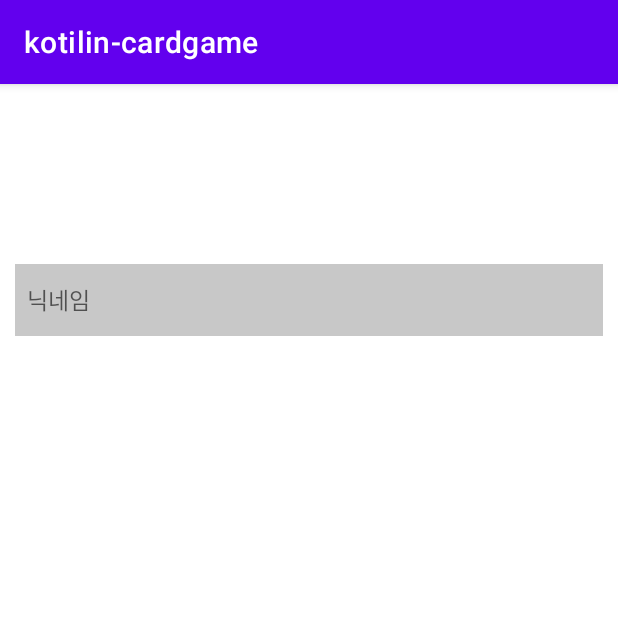
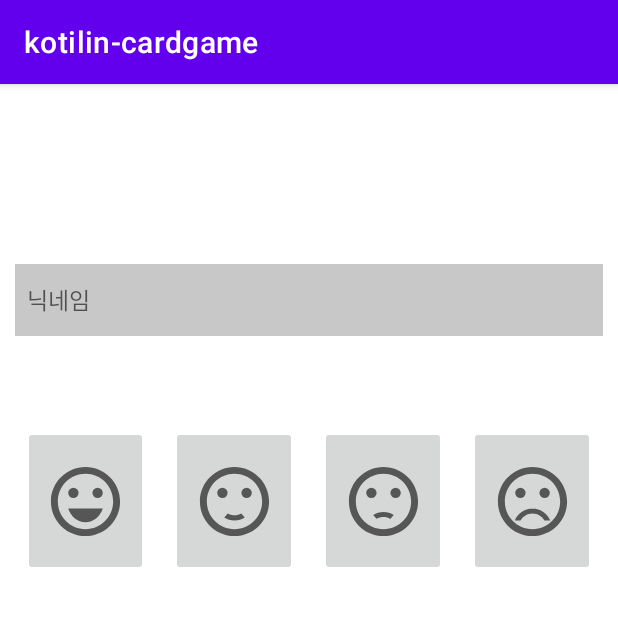
Before and after one commit to codesquad-members-2022/kotlin-cardgame, an Android app: the screen it shows after launch (MainActivity), on a phone screen of 412 x 824 dp, the top half of it. Run offline under Robolectric (Android 15) with nearby library versions, the phone set to English and light mode, and no system bars.

Commit message:
Feat: Add imageButton and change to selected Button's Image

```diff
--- a/app/src/main/java/com/codesquad/kotilin_cardgame/MainActivity.kt
+++ b/app/src/main/java/com/codesquad/kotilin_cardgame/MainActivity.kt
@@ -3,6 +3,8 @@ package com.codesquad.kotilin_cardgame
 import android.app.AlertDialog
 import android.app.Dialog
 import android.content.DialogInterface
+import android.graphics.Color
+import android.media.Image
 import androidx.appcompat.app.AppCompatActivity
 import android.os.Bundle
 import android.text.Editable
@@ -11,23 +13,46 @@ import android.view.KeyEvent
 import android.view.KeyEvent.KEYCODE_ENTER
 import android.view.View
 import android.view.inputmethod.EditorInfo
-import android.widget.EditText
-import android.widget.LinearLayout
-import android.widget.Toast
+import android.widget.*
 import com.google.android.material.snackbar.Snackbar
 import java.util.regex.Pattern
 import android.text.TextWatcher as TextWatcher
 
 class MainActivity : AppCompatActivity() {
+
     override fun onCreate(savedInstanceState: Bundle?) {
         super.onCreate(savedInstanceState)
         setContentView(R.layout.activity_main)
         val editNickName = findViewById<EditText>(R.id.et_cadrgame_nickname)
+        val outerLayout = findViewById<LinearLayout>(R.id.linearly_out_card)
+        addNicknameVerification(editNickName)
+        val buttonBigSmile = findViewById<ImageButton>(R.id.imgbtn_bigsmile_card)
+        val buttonSmile = findViewById<ImageButton>(R.id.imgbtn_smile_card)
+        val buttonSad = findViewById<ImageButton>(R.id.imgbtn_sad_card)
+        val buttonBigSad = findViewById<ImageButton>(R.id.imgbtn_bigsad_card)
+        val selectedImage = findViewById<ImageView>(R.id.iv_profile_card)
+        addImageButtonListner(buttonBigSmile, selectedImage)
+        addImageButtonListner(buttonSmile, selectedImage)
+        addImageButtonListner(buttonSad, selectedImage)
+        addImageButtonListner(buttonBigSad, selectedImage)
 
-        val outerLayout = findViewById<LinearLayout>(R.id.linearly_out_card)
+    }
+
+    fun addImageButtonListner(button: ImageButton, selected: ImageView) {
+        button.setOnClickListener {
+            when (it.id) {
+                R.id.imgbtn_bigsmile_card -> selected.setImageDrawable(resources.getDrawable(R.drawable.ic_baseline_sentiment_very_satisfied_55, null))
+                R.id.imgbtn_smile_card -> selected.setImageDrawable(resources.getDrawable(R.drawable.ic_baseline_sentiment_satisfied_55, null))
+                R.id.imgbtn_sad_card -> selected.setImageDrawable(resources.getDrawable(R.drawable.ic_baseline_sentiment_dissatisfied_55, null))
+                R.id.imgbtn_bigsad_card -> selected.setImageDrawable(resources.getDrawable(R.drawable.ic_baseline_sentiment_very_dissatisfied_24, null))
+                else -> selected.setBackgroundColor(Color.WHITE)
+            }
+        }
+    }
+
+    fun addNicknameVerification(editNickName:EditText){
         editNickName.setOnKeyListener { v, keyCode, event ->
             var handled = false
-
             if (event.action == KeyEvent.ACTION_DOWN && keyCode == KEYCODE_ENTER) {
                 val nickname = editNickName.text.trim()
                 when {
@@ -53,17 +78,15 @@ class MainActivity : AppCompatActivity() {
                             Pattern.compile("^[a-zA-Z0-9\\u318D\\u119E\\u11A2\\u2022\\u2025a\\u00B7\\uFE55]+$")
                         if (ps.matcher(nickname).matches()) {
 
-                            val incluedeAlphaBet= Pattern.compile(".*[a-zA].*")
-                            if(incluedeAlphaBet.matcher(nickname).matches()){
+                            val incluedeAlphaBet = Pattern.compile(".*[a-zA].*")
+                            if (incluedeAlphaBet.matcher(nickname).matches()) {
                                 Toast.makeText(
                                     this@MainActivity,
                                     "닉네임 입력 확인되었습니다",
                                     Toast.LENGTH_SHORT
                                 ).show()
                                 handled = true
-                                outerLayout.requestFocus()
-                            }
-                            else{
+                            } else {
                                 Toast.makeText(
                                     this@MainActivity,
                                     "알파벳이 하나라도 포함되도록 다시입력해주세요",
@@ -81,9 +104,6 @@ class MainActivity : AppCompatActivity() {
             }
             handled
         }
-
-
     }
 
-
 }
--- /dev/null
+++ b/app/src/main/res/drawable/ic_baseline_sentiment_dissatisfied_55.xml
@@ -0,0 +1,7 @@
+<vector android:height="55dp" android:tint="?attr/colorControlNormal"
+    android:viewportHeight="24" android:viewportWidth="24"
+    android:width="55dp" xmlns:android="http://schemas.android.com/apk/res/android">
+    <path android:fillColor="@android:color/black" android:pathData="M15.5,9.5m-1.5,0a1.5,1.5 0,1 1,3 0a1.5,1.5 0,1 1,-3 0"/>
+    <path android:fillColor="@android:color/black" android:pathData="M8.5,9.5m-1.5,0a1.5,1.5 0,1 1,3 0a1.5,1.5 0,1 1,-3 0"/>
+    <path android:fillColor="@android:color/black" android:pathData="M11.99,2C6.47,2 2,6.48 2,12s4.47,10 9.99,10C17.52,22 22,17.52 22,12S17.52,2 11.99,2zM12,20c-4.42,0 -8,-3.58 -8,-8s3.58,-8 8,-8 8,3.58 8,8 -3.58,8 -8,8zM12,16.5c0.73,0 1.39,0.19 1.97,0.53 0.12,-0.14 0.86,-0.98 1.01,-1.14 -0.85,-0.56 -1.87,-0.89 -2.98,-0.89 -1.11,0 -2.13,0.33 -2.99,0.88 0.97,1.09 0.01,0.02 1.01,1.14 0.59,-0.33 1.25,-0.52 1.98,-0.52z"/>
+</vector>
--- /dev/null
+++ b/app/src/main/res/drawable/ic_baseline_sentiment_satisfied_55.xml
@@ -0,0 +1,7 @@
+<vector android:height="55dp" android:tint="?attr/colorControlNormal"
+    android:viewportHeight="24" android:viewportWidth="24"
+    android:width="55dp" xmlns:android="http://schemas.android.com/apk/res/android">
+    <path android:fillColor="@android:color/black" android:pathData="M15.5,9.5m-1.5,0a1.5,1.5 0,1 1,3 0a1.5,1.5 0,1 1,-3 0"/>
+    <path android:fillColor="@android:color/black" android:pathData="M8.5,9.5m-1.5,0a1.5,1.5 0,1 1,3 0a1.5,1.5 0,1 1,-3 0"/>
+    <path android:fillColor="@android:color/black" android:pathData="M11.99,2C6.47,2 2,6.48 2,12s4.47,10 9.99,10C17.52,22 22,17.52 22,12S17.52,2 11.99,2zM12,20c-4.42,0 -8,-3.58 -8,-8s3.58,-8 8,-8 8,3.58 8,8 -3.58,8 -8,8zM12,16c-0.73,0 -1.38,-0.18 -1.96,-0.52 -0.12,0.14 -0.86,0.98 -1.01,1.15 0.86,0.55 1.87,0.87 2.97,0.87 1.11,0 2.12,-0.33 2.98,-0.88 -0.97,-1.09 -0.01,-0.02 -1.01,-1.15 -0.59,0.35 -1.24,0.53 -1.97,0.53z"/>
+</vector>
--- /dev/null
+++ b/app/src/main/res/drawable/ic_baseline_sentiment_very_dissatisfied_24.xml
@@ -0,0 +1,7 @@
+<vector android:height="55dp" android:tint="?attr/colorControlNormal"
+    android:viewportHeight="24" android:viewportWidth="24"
+    android:width="55dp" xmlns:android="http://schemas.android.com/apk/res/android">
+    <path android:fillColor="@android:color/black" android:pathData="M15.5,9.5m-1.5,0a1.5,1.5 0,1 1,3 0a1.5,1.5 0,1 1,-3 0"/>
+    <path android:fillColor="@android:color/black" android:pathData="M8.5,9.5m-1.5,0a1.5,1.5 0,1 1,3 0a1.5,1.5 0,1 1,-3 0"/>
+    <path android:fillColor="@android:color/black" android:pathData="M11.99,2C6.47,2 2,6.48 2,12s4.47,10 9.99,10C17.52,22 22,17.52 22,12S17.52,2 11.99,2zM12,20c-4.42,0 -8,-3.58 -8,-8s3.58,-8 8,-8 8,3.58 8,8 -3.58,8 -8,8zM12,14c-2.33,0 -4.32,1.45 -5.12,3.5h1.67c0.69,-1.19 1.97,-2 3.45,-2s2.75,0.81 3.45,2h1.67c-0.8,-2.05 -2.79,-3.5 -5.12,-3.5z"/>
+</vector>
--- /dev/null
+++ b/app/src/main/res/drawable/ic_baseline_sentiment_very_satisfied_55.xml
@@ -0,0 +1,16 @@
+<vector xmlns:android="http://schemas.android.com/apk/res/android"
+    android:width="55dp"
+    android:height="55dp"
+    android:viewportWidth="24"
+    android:viewportHeight="24"
+    android:tint="?attr/colorControlNormal">
+  <path
+      android:fillColor="@android:color/black"
+      android:pathData="M15.5,9.5m-1.5,0a1.5,1.5 0,1 1,3 0a1.5,1.5 0,1 1,-3 0"/>
+  <path
+      android:fillColor="@android:color/black"
+      android:pathData="M8.5,9.5m-1.5,0a1.5,1.5 0,1 1,3 0a1.5,1.5 0,1 1,-3 0"/>
+  <path
+      android:fillColor="@android:color/black"
+      android:pathData="M11.99,2C6.47,2 2,6.48 2,12s4.47,10 9.99,10C17.52,22 22,17.52 22,12S17.52,2 11.99,2zM12,20c-4.42,0 -8,-3.58 -8,-8s3.58,-8 8,-8 8,3.58 8,8 -3.58,8 -8,8zM7,14c0.78,2.34 2.72,4 5,4s4.22,-1.66 5,-4L7,14z"/>
+</vector>
--- a/app/src/main/res/layout/activity_main.xml
+++ b/app/src/main/res/layout/activity_main.xml
@@ -2,10 +2,10 @@
 <LinearLayout xmlns:android="http://schemas.android.com/apk/res/android"
     xmlns:app="http://schemas.android.com/apk/res-auto"
     xmlns:tools="http://schemas.android.com/tools"
+    android:id="@+id/linearly_out_card"
     android:layout_width="match_parent"
     android:layout_height="match_parent"
-    android:orientation="vertical"
-    android:id="@+id/linearly_out_card">
+    android:orientation="vertical">
 
     <EditText
         android:id="@+id/et_cadrgame_nickname"
@@ -16,16 +16,57 @@
         android:layout_marginTop="120dp"
         android:layout_marginEnd="10dp"
         android:background="@color/cardview_shadow_start_color"
+        android:hint="닉네임"
         android:inputType="textPersonName"
         android:minHeight="48dp"
         android:paddingStart="8dp"
         android:paddingTop="8dp"
         android:paddingBottom="8dp"
-        android:hint="닉네임"
         android:textSize="15sp" />
-    <LinearLayout
-        android:layout_width="wrap_content"
-        android:layout_height="wrap_content"
 
+    <LinearLayout xmlns:android="http://schemas.android.com/apk/res/android"
+        xmlns:app="http://schemas.android.com/apk/res-auto"
+        xmlns:tools="http://schemas.android.com/tools"
+        android:layout_width="match_parent"
+        android:layout_height="100dp"
+        android:layout_marginLeft="15dp"
+        android:layout_marginTop="60dp"
+        android:layout_marginRight="15dp"
+        android:orientation="horizontal"
+        android:weightSum="4">
+        <ImageButton
+            android:id="@+id/imgbtn_bigsmile_card"
+            android:layout_width="0dp"
+            android:layout_height="match_parent"
+            android:layout_marginRight="15dp"
+            android:layout_weight="1"
+            android:src="@drawable/ic_baseline_sentiment_very_satisfied_55" />
+        <ImageButton
+            android:id="@+id/imgbtn_smile_card"
+            android:layout_width="0dp"
+            android:layout_height="match_parent"
+            android:layout_marginRight="15dp"
+            android:layout_weight="1"
+            android:src="@drawable/ic_baseline_sentiment_satisfied_55" />
+        <ImageButton
+            android:id="@+id/imgbtn_sad_card"
+            android:layout_width="0dp"
+            android:layout_height="match_parent"
+            android:layout_marginRight="15dp"
+            android:layout_weight="1"
+            android:src="@drawable/ic_baseline_sentiment_dissatisfied_55" />
+        <ImageButton
+            android:id="@+id/imgbtn_bigsad_card"
+            android:layout_width="0dp"
+            android:layout_height="match_parent"
+            android:layout_weight="1"
+            android:src="@drawable/ic_baseline_sentiment_very_dissatisfied_24"/>
+    </LinearLayout>
+    <ImageView
+        android:id="@+id/iv_profile_card"
+        android:layout_width="150dp"
+        android:layout_height="150dp"
+        android:layout_gravity="center"
+        android:layout_marginTop="50dp"
         />
 </LinearLayout>
```
